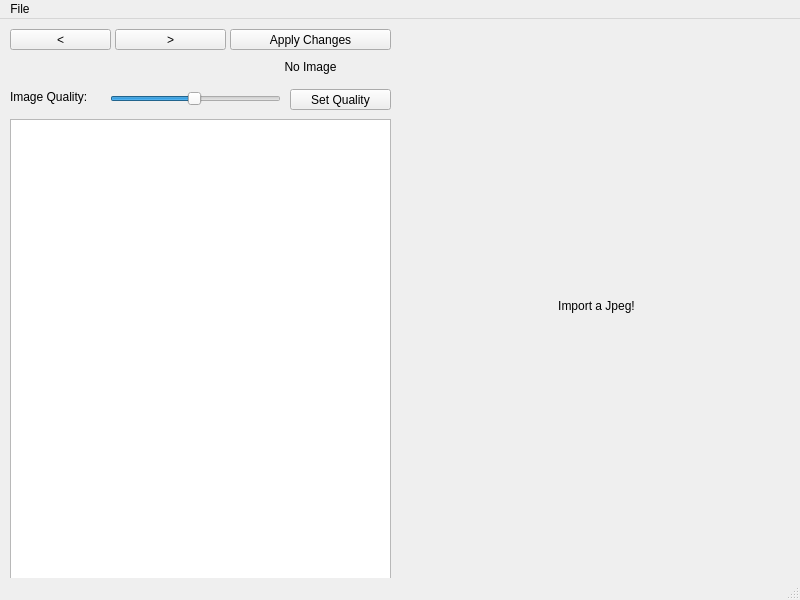
lewyche/Jpeg-Quantization-Table-Editor-Qt, file mainwindow.ui: the form before one commit.
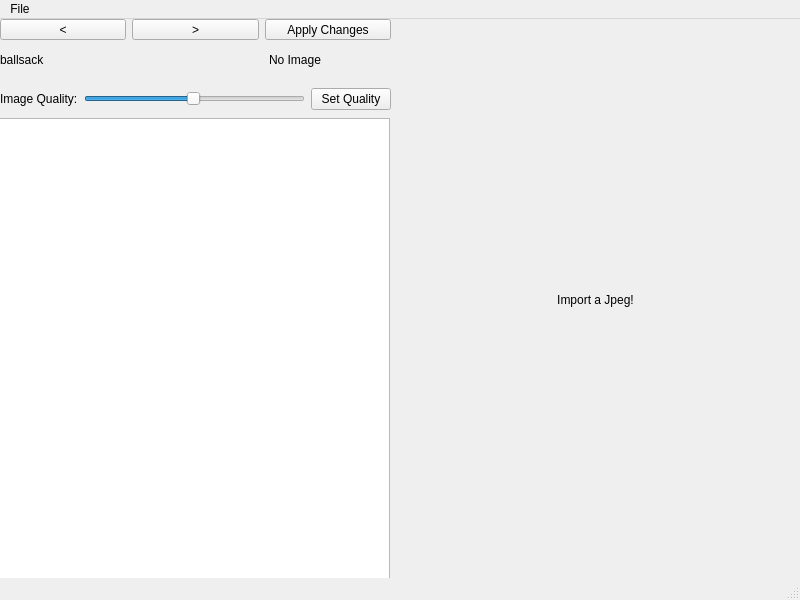
The form after the commit.

Commit message: revamp ui into layouts

What changed in the file:
```diff
--- a/mainwindow.ui
+++ b/mainwindow.ui
@@ -14,24 +14,23 @@
    <string>MainWindow</string>
   </property>
   <widget class="QWidget" name="centralwidget">
-   <widget class="QPlainTextEdit" name="hexEdit">
+   <widget class="QWidget" name="horizontalLayoutWidget">
     <property name="geometry">
      <rect>
-      <x>10</x>
-      <y>100</y>
-      <width>381</width>
-      <height>461</height>
+      <x>390</x>
+      <y>0</y>
+      <width>411</width>
+      <height>561</height>
      </rect>
     </property>
-   </widget>
+    <layout class="QHBoxLayout" name="horizontalLayout_2">
+     <item>
    <widget class="QLabel" name="imageDisplay">
-    <property name="geometry">
-     <rect>
-      <x>396</x>
-      <y>11</y>
-      <width>401</width>
-      <height>551</height>
-     </rect>
+       <property name="enabled">
+        <bool>true</bool>
+       </property>
+       <property name="autoFillBackground">
+        <bool>false</bool>
     </property>
     <property name="text">
      <string>Import a Jpeg!</string>
@@ -43,112 +42,76 @@
      <set>Qt::AlignmentFlag::AlignCenter</set>
     </property>
    </widget>
+     </item>
+    </layout>
+   </widget>
+   <widget class="QWidget" name="verticalLayoutWidget">
+    <property name="geometry">
+     <rect>
+      <x>-1</x>
+      <y>99</y>
+      <width>391</width>
+      <height>461</height>
+     </rect>
+    </property>
+    <layout class="QVBoxLayout" name="verticalLayout_2">
+     <item>
+      <widget class="QPlainTextEdit" name="hexEdit"/>
+     </item>
+    </layout>
+   </widget>
+   <widget class="QWidget" name="gridLayoutWidget">
+    <property name="geometry">
+     <rect>
+      <x>0</x>
+      <y>0</y>
+      <width>391</width>
+      <height>21</height>
+     </rect>
+    </property>
+    <layout class="QGridLayout" name="gridLayout_3">
+     <item row="0" column="2">
+      <widget class="QPushButton" name="save">
+       <property name="text">
+        <string>Apply Changes</string>
+       </property>
+      </widget>
+     </item>
+     <item row="0" column="0">
    <widget class="QPushButton" name="back">
-    <property name="geometry">
-     <rect>
-      <x>10</x>
-      <y>10</y>
-      <width>101</width>
-      <height>21</height>
-     </rect>
-    </property>
     <property name="text">
      <string>&lt;</string>
     </property>
    </widget>
+     </item>
+     <item row="0" column="1">
    <widget class="QPushButton" name="next">
-    <property name="geometry">
-     <rect>
-      <x>115</x>
-      <y>10</y>
-      <width>111</width>
-      <height>21</height>
-     </rect>
-    </property>
     <property name="text">
      <string>&gt;</string>
     </property>
    </widget>
-   <widget class="QPushButton" name="save">
-    <property name="geometry">
-     <rect>
-      <x>230</x>
-      <y>10</y>
-      <width>161</width>
-      <height>21</height>
-     </rect>
-    </property>
-    <property name="text">
-     <string>Apply Changes</string>
-    </property>
+     </item>
+    </layout>
    </widget>
-   <widget class="QLabel" name="hexEditStatus">
+   <widget class="QWidget" name="gridLayoutWidget_3">
     <property name="geometry">
      <rect>
-      <x>230</x>
-      <y>40</y>
-      <width>161</width>
-      <height>16</height>
+      <x>0</x>
+      <y>60</y>
+      <width>391</width>
+      <height>41</height>
      </rect>
     </property>
-    <property name="text">
-     <string>No Image</string>
-    </property>
-    <property name="alignment">
-     <set>Qt::AlignmentFlag::AlignCenter</set>
-    </property>
-   </widget>
+    <layout class="QGridLayout" name="gridLayout_6">
+     <item row="0" column="0">
    <widget class="QLabel" name="label_2">
-    <property name="geometry">
-     <rect>
-      <x>10</x>
-      <y>70</y>
-      <width>91</width>
-      <height>16</height>
-     </rect>
-    </property>
     <property name="text">
      <string>Image Quality:</string>
     </property>
    </widget>
-   <widget class="QLabel" name="colorSpace">
-    <property name="geometry">
-     <rect>
-      <x>10</x>
-      <y>40</y>
-      <width>211</width>
-      <height>16</height>
-     </rect>
-    </property>
-    <property name="text">
-     <string/>
-    </property>
-    <property name="alignment">
-     <set>Qt::AlignmentFlag::AlignLeading|Qt::AlignmentFlag::AlignLeft|Qt::AlignmentFlag::AlignVCenter</set>
-    </property>
-   </widget>
-   <widget class="QPushButton" name="setQuality">
-    <property name="geometry">
-     <rect>
-      <x>290</x>
-      <y>70</y>
-      <width>101</width>
-      <height>21</height>
-     </rect>
-    </property>
-    <property name="text">
-     <string>Set Quality</string>
-    </property>
-   </widget>
+     </item>
+     <item row="0" column="1">
    <widget class="QSlider" name="qualitySlider">
-    <property name="geometry">
-     <rect>
-      <x>110</x>
-      <y>70</y>
-      <width>171</width>
-      <height>20</height>
-     </rect>
-    </property>
     <property name="minimum">
      <number>1</number>
     </property>
@@ -161,6 +124,48 @@
     <property name="orientation">
      <enum>Qt::Orientation::Horizontal</enum>
     </property>
+      </widget>
+     </item>
+     <item row="0" column="2">
+      <widget class="QPushButton" name="setQuality">
+       <property name="text">
+        <string>Set Quality</string>
+       </property>
+      </widget>
+     </item>
+    </layout>
+   </widget>
+   <widget class="QWidget" name="gridLayoutWidget_2">
+    <property name="geometry">
+     <rect>
+      <x>0</x>
+      <y>20</y>
+      <width>391</width>
+      <height>41</height>
+     </rect>
+    </property>
+    <layout class="QGridLayout" name="gridLayout_5">
+     <item row="0" column="0">
+      <widget class="QLabel" name="colorSpace">
+       <property name="text">
+        <string>ballsack</string>
+       </property>
+       <property name="alignment">
+        <set>Qt::AlignmentFlag::AlignLeading|Qt::AlignmentFlag::AlignLeft|Qt::AlignmentFlag::AlignVCenter</set>
+       </property>
+      </widget>
+     </item>
+     <item row="0" column="1">
+      <widget class="QLabel" name="hexEditStatus">
+       <property name="text">
+        <string>No Image</string>
+       </property>
+       <property name="alignment">
+        <set>Qt::AlignmentFlag::AlignCenter</set>
+       </property>
+      </widget>
+     </item>
+    </layout>
    </widget>
   </widget>
   <widget class="QMenuBar" name="menubar">
```
Lines whose indentation alone changed are shown as unchanged. The commit also changes 5 other files.
